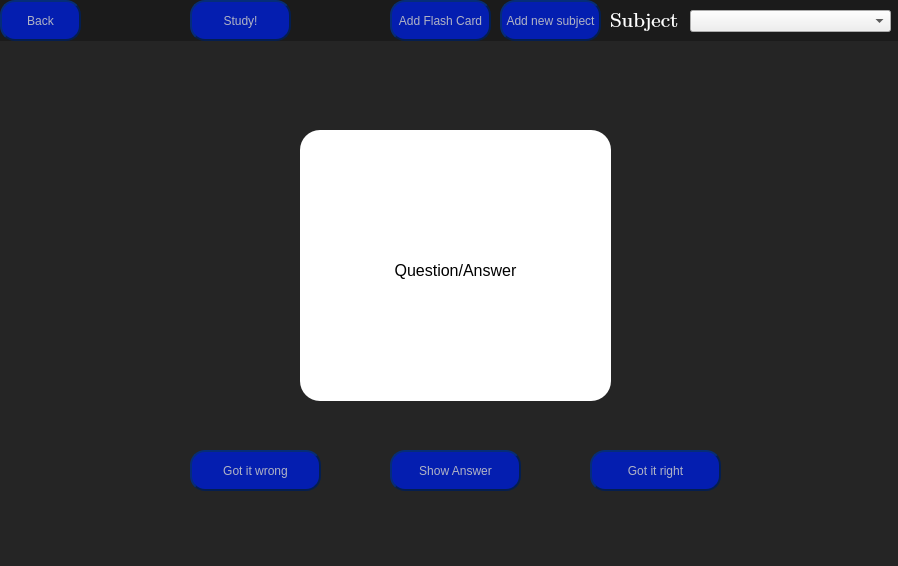
Before: the Qt Designer form StudySphere/StudySphere.ui in AlexOfRivia/Hackathon-WFIS, drawn with Qt 5.
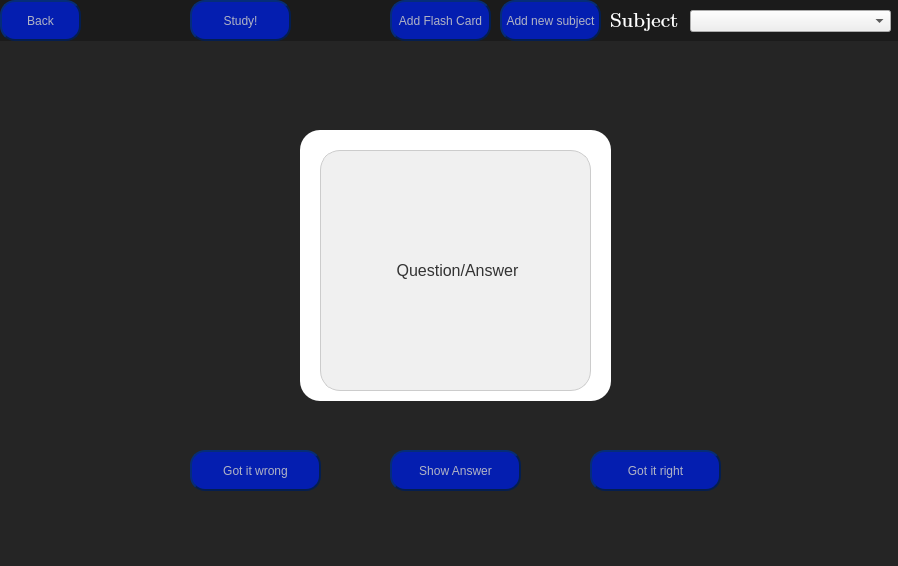
After: the same form once the commit is applied.

Commit message: FLASHCARDS NOW WORK 100%!

```diff
--- a/StudySphere/StudySphere.ui
+++ b/StudySphere/StudySphere.ui
@@ -558,6 +558,17 @@
           <height>241</height>
          </rect>
         </property>
+        <property name="styleSheet">
+         <string notr="true">QLabel {
+  color: #333; /* Kolor tekstu */
+  font-family: &quot;Arial&quot;, sans-serif; /* Czcionka */
+  font-size: 16px; /* Rozmiar czcionki */
+  background-color: #f0f0f0; /* Kolor tła */
+  border: 1px solid #ccc; /* Obramowanie */
+  padding: 5px; /* Dopełnienie */
+  text-align: center; /* Wyrównanie tekstu */
+}</string>
+        </property>
         <property name="text">
          <string>&lt;!DOCTYPE HTML PUBLIC &quot;-//W3C//DTD HTML 4.0//EN&quot; &quot;http://www.w3.org/TR/REC-html40/strict.dtd&quot;&gt;
 &lt;html&gt;&lt;head&gt;&lt;meta name=&quot;qrichtext&quot; content=&quot;1&quot; /&gt;&lt;meta charset=&quot;utf-8&quot; /&gt;&lt;style type=&quot;text/css&quot;&gt;
```
The commit also changes 1 other file.
